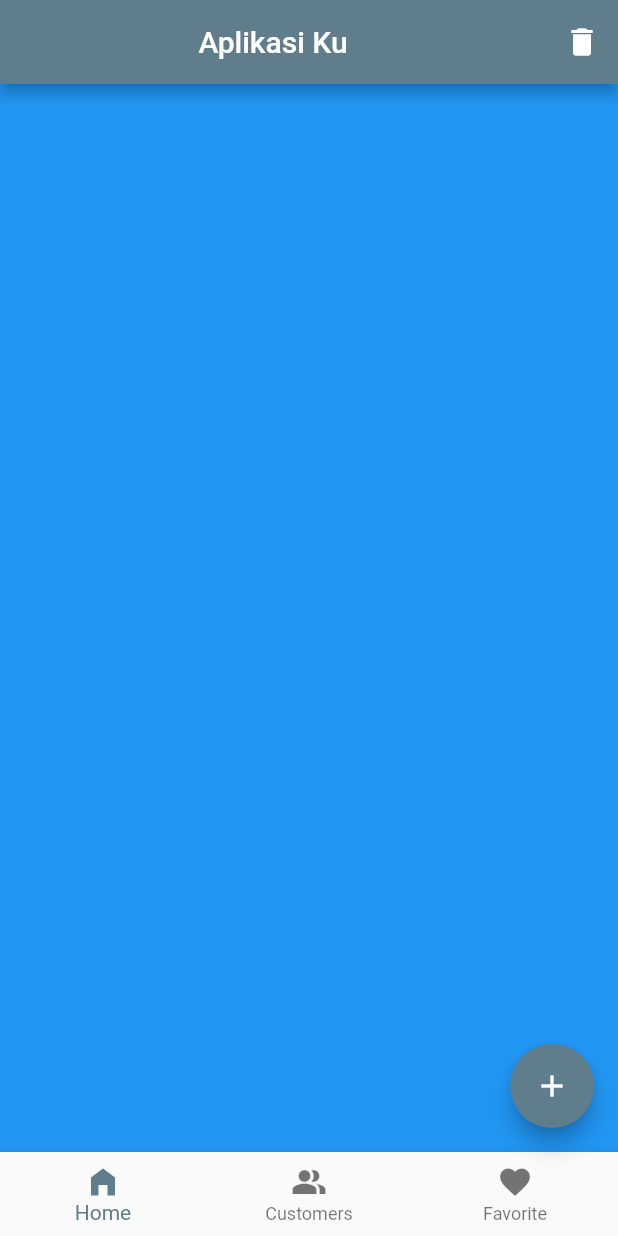
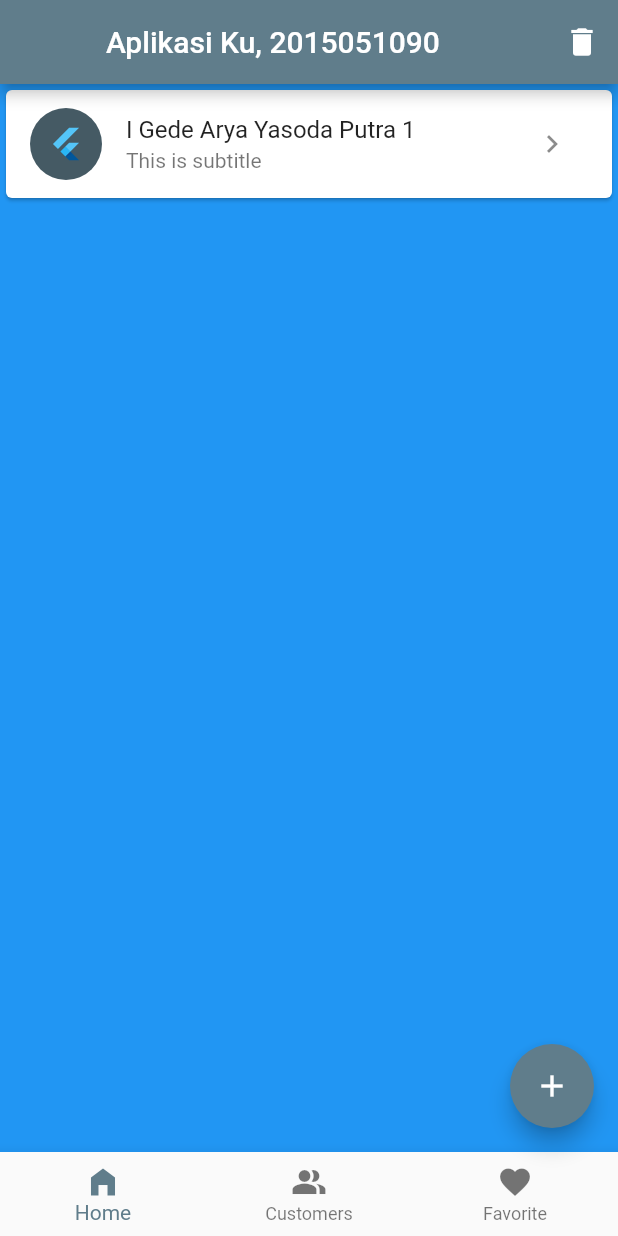
Before and after one commit to aryayasodaputra/aplikasi-ku, a Flutter app: the screen it shows after launch, after a tap on the "add" icon, on a phone screen of 412 x 824 dp. Run offline on Flutter 3.47's test engine with Material 2 defaults, Android fonts, the phone set to English and light mode, and no system bars.

Commit message:
first commit

```diff
--- a/lib/main.dart
+++ b/lib/main.dart
@@ -1,4 +1,4 @@
-import 'package:aplikasi_ku/ui/main_screen.dart';
+import 'package:aplikasi_ku/ui/splash_screen.dart';
 import 'package:flutter/material.dart';
 
 void main() {
@@ -6,19 +6,17 @@ void main() {
 }
 
 class MyApp extends StatelessWidget {
-  const MyApp({super.key});
+  const MyApp({Key? key}) : super(key: key);
 
-  // This widget is the root of your application.
   @override
   Widget build(BuildContext context) {
     return MaterialApp(
       title: 'Flutter Demo',
       debugShowCheckedModeBanner: false,
       theme: ThemeData(
-
         primarySwatch: Colors.blueGrey,
       ),
-      home: MainScreen(),
+      home: const SplashScreen(),
     );
   }
 }
--- a/lib/ui/main_screen.dart
+++ b/lib/ui/main_screen.dart
@@ -1,5 +1,5 @@
+import 'package:aplikasi_ku/data/model/my_item.dart';
 import 'package:aplikasi_ku/ui/detail_screen.dart';
-import 'package:flutter/cupertino.dart';
 import 'package:flutter/material.dart';
 
 class MainScreen extends StatefulWidget {
@@ -18,7 +18,7 @@ class _MainScreenState extends State<MainScreen> {
     return Scaffold(
       backgroundColor: Colors.blue,
       appBar: AppBar(
-        title: const Center(child: Text("Aplikasi Ku")),
+        title: const Center(child: Text("Aplikasi Ku, 2015051090")),
         actions: [
           IconButton(
             onPressed: () {
@@ -35,25 +35,25 @@ class _MainScreenState extends State<MainScreen> {
         itemBuilder: (context, index) {
           final item  = list[index];
           return Dismissible(
-            key: UniqueKey(),
+            key: Key(item.id.toString()),
             onDismissed: (_){
               list.removeAt(index);
         },
           child: Card(
             child: ListTile(
               leading: const CircleAvatar(
+              radius: 24,
               child: FlutterLogo(),
-              radius: 24,
             ),
-            title: Text("${list[index]} ${index + 1}"),
+            title: Text("${item.title} ${item.id}"),
             subtitle: const Text('This is subtitle'),
             trailing: IconButton(
-              icon: Icon(Icons.chevron_right),
+              icon: const Icon(Icons.chevron_right),
               onPressed: () {
-                Navigator.push(context,
-                  MaterialPageRoute(builder: (_) => DetailScreen(item: list[index])));
-              },
-            ),
+                Navigator.push(
+                  context, MaterialPageRoute(builder: (_) => DetailScreen(item: item)));
+                },
+              ),
             ),
           ),
         );
@@ -61,18 +61,19 @@ class _MainScreenState extends State<MainScreen> {
       floatingActionButton: FloatingActionButton(
         onPressed: () {
           setState(() {
-            list.add(MyItem(id: lastId, title: "Aplikasi Ku"));
+            list.add(MyItem(id: lastId, title: "I Gede Arya Yasoda Putra"));
             lastId++;
           });
         },
-        child: Icon(Icons.add),
+        child: const Icon(Icons.add),
       ),
-      bottomNavigationBar: BottomNavigationBar(items: const [
+      bottomNavigationBar: BottomNavigationBar(
+        items: const [
         BottomNavigationBarItem(icon: Icon(Icons.home_filled), label: 'Home'),
-        BottomNavigationBarItem(
-            icon: Icon(Icons.people_alt_sharp), label: 'Customers'),
+        BottomNavigationBarItem(icon: Icon(Icons.people_alt_sharp), label: 'Customers'),
         BottomNavigationBarItem(icon: Icon(Icons.favorite), label: 'Favorite'),
-      ]),
+        ],
+      ),
     );
   }
 }
--- /dev/null
+++ b/lib/ui/splash_screen.dart
@@ -0,0 +1,35 @@
+import 'package:aplikasi_ku/ui/main_screen.dart';
+import 'package:flutter/material.dart';
+
+class SplashScreen extends StatefulWidget {
+  const SplashScreen({Key? key}) : super(key: key);
+
+  @override
+  State<SplashScreen> createState() => _SplashScreenState();
+}
+
+class _SplashScreenState extends State<SplashScreen> {
+  @override
+  void initState() {
+    super.initState();
+    openHome();
+  }
+
+  @override
+  Widget build(BuildContext context) {
+    return Scaffold(
+      body: Center(
+        child: Image.asset(
+          'assets/images/gambar.png',
+          scale: 8,
+        )
+      ),
+    );
+  }
+
+  openHome() {
+    Future.delayed(const Duration(seconds: 2)).then((value) => {
+      Navigator.pushReplacement(context, MaterialPageRoute(builder: (_) => const MainScreen()))
+    });
+  }
+}
```
Also changed, not shown: lib/ui/detail_screen.dart (+5 -4 lines), assets/images/gambar.png (added).
